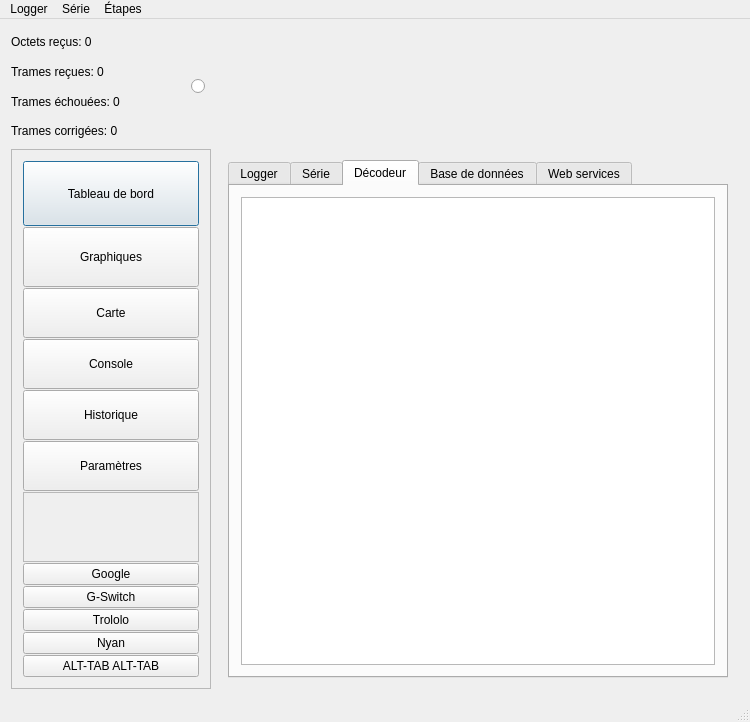
Old version of the form FenPrincipale.ui in the repository mjc-ermont/Cookie-Logger.
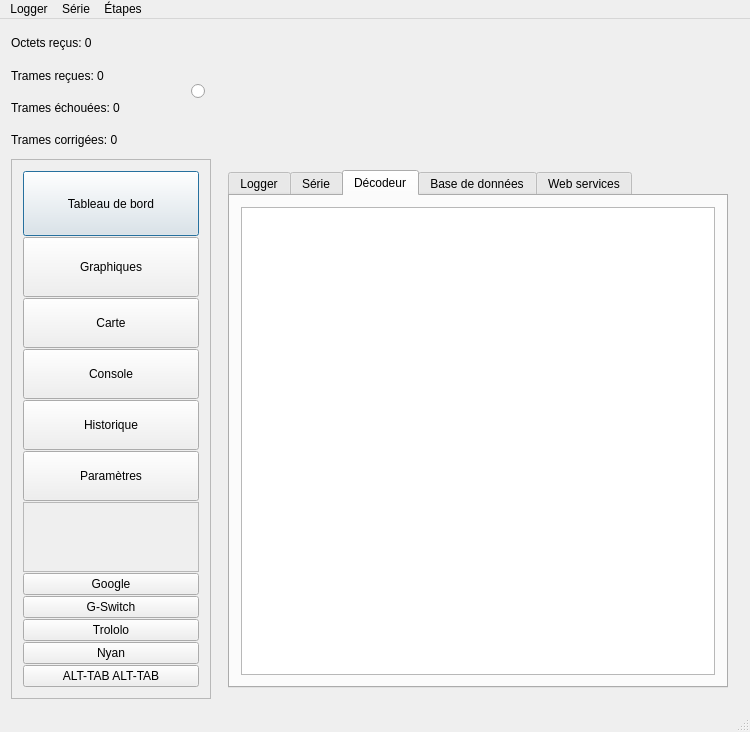
New version of the form. The open tabs and pages were chosen to show the change. Icons and pictures are not drawn. Custom widgets are drawn as their Qt base class.

What changed in the file:
```diff
--- a/FenPrincipale.ui
+++ b/FenPrincipale.ui
@@ -7,7 +7,7 @@
     <x>0</x>
     <y>0</y>
     <width>750</width>
-    <height>722</height>
+    <height>732</height>
    </rect>
   </property>
   <property name="windowTitle">
```
Left out of the diff: 4 changed lines with no effect on the pictures.
